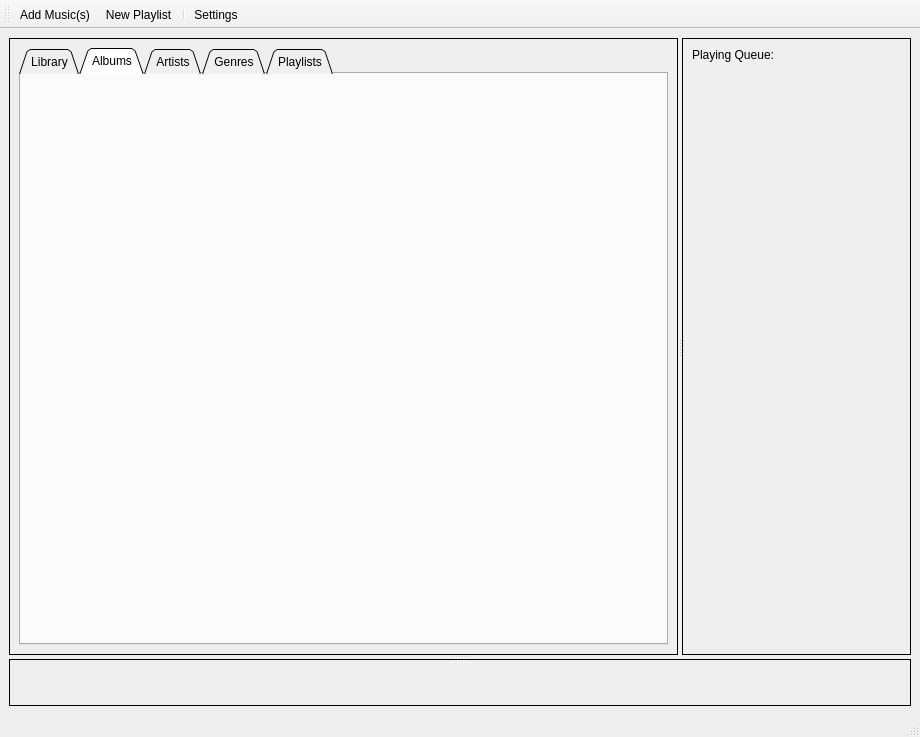
The window that gui/main_window_ui.ui (tornado80/tonebox) describes before a commit, drawn with Qt 5.
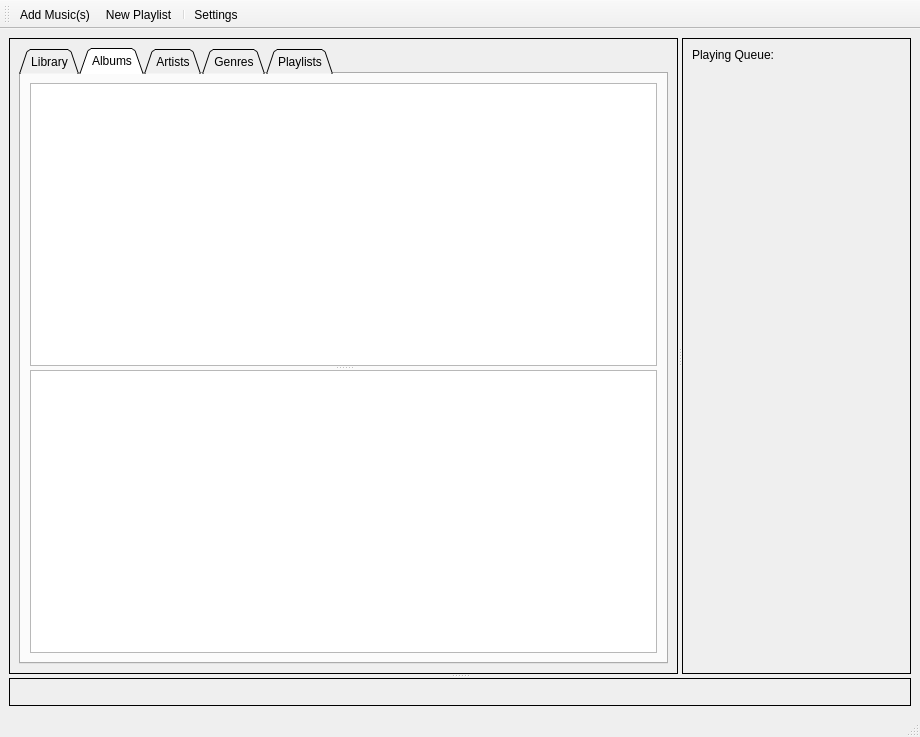
The same window after the commit. The open tabs and pages were chosen to show the change. Icons and pictures are not drawn. Custom widgets are drawn as their Qt base class.

Commit message: now filters are working and updating. going for connecting views to filters

```diff
--- a/gui/main_window_ui.ui
+++ b/gui/main_window_ui.ui
@@ -57,6 +57,17 @@
             <attribute name="title">
              <string>Albums</string>
             </attribute>
+            <layout class="QVBoxLayout" name="verticalLayout_6">
+             <item>
+              <widget class="QSplitter" name="splitter">
+               <property name="orientation">
+                <enum>Qt::Vertical</enum>
+               </property>
+               <widget class="FilterView" name="albumFilterView"/>
+               <widget class="SongsView" name="albumSongsView"/>
+              </widget>
+             </item>
+            </layout>
            </widget>
            <widget class="QWidget" name="artistsTab">
             <attribute name="title">
@@ -186,6 +197,11 @@
    <extends>QTableWidget</extends>
    <header>.views</header>
   </customwidget>
+  <customwidget>
+   <class>FilterView</class>
+   <extends>QListWidget</extends>
+   <header>.views</header>
+  </customwidget>
  </customwidgets>
  <resources>
   <include location="icons.qrc"/>
```
Left out of the diff: 2 changed lines with no effect on the pictures. The commit also changes 38 other files.
